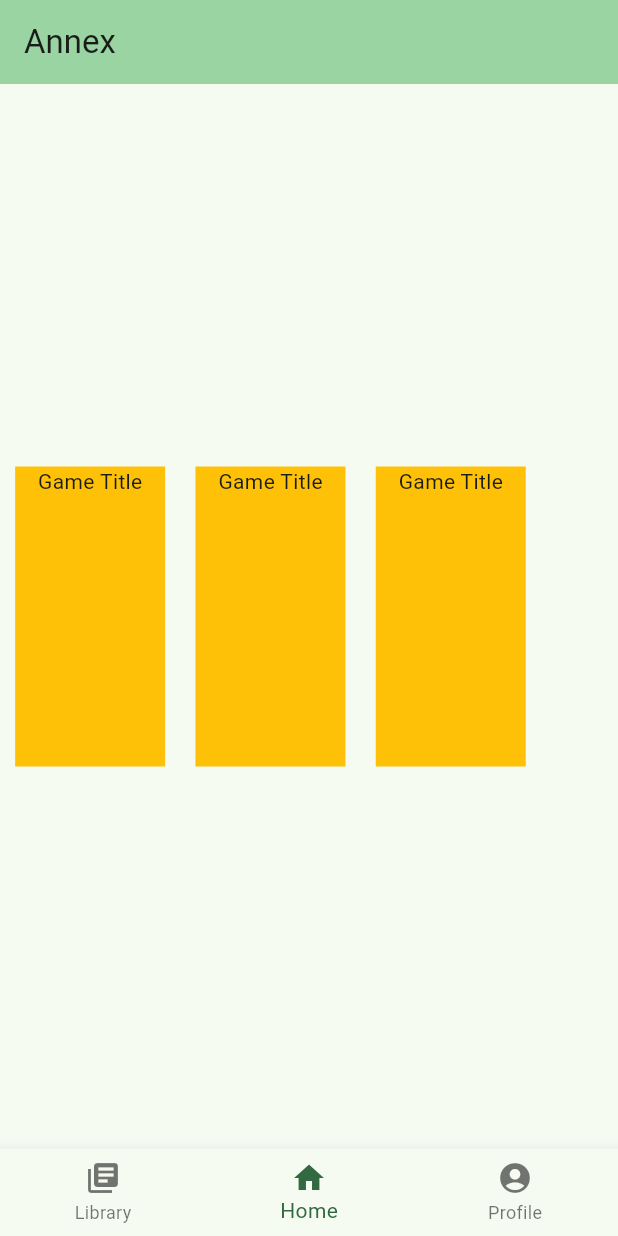
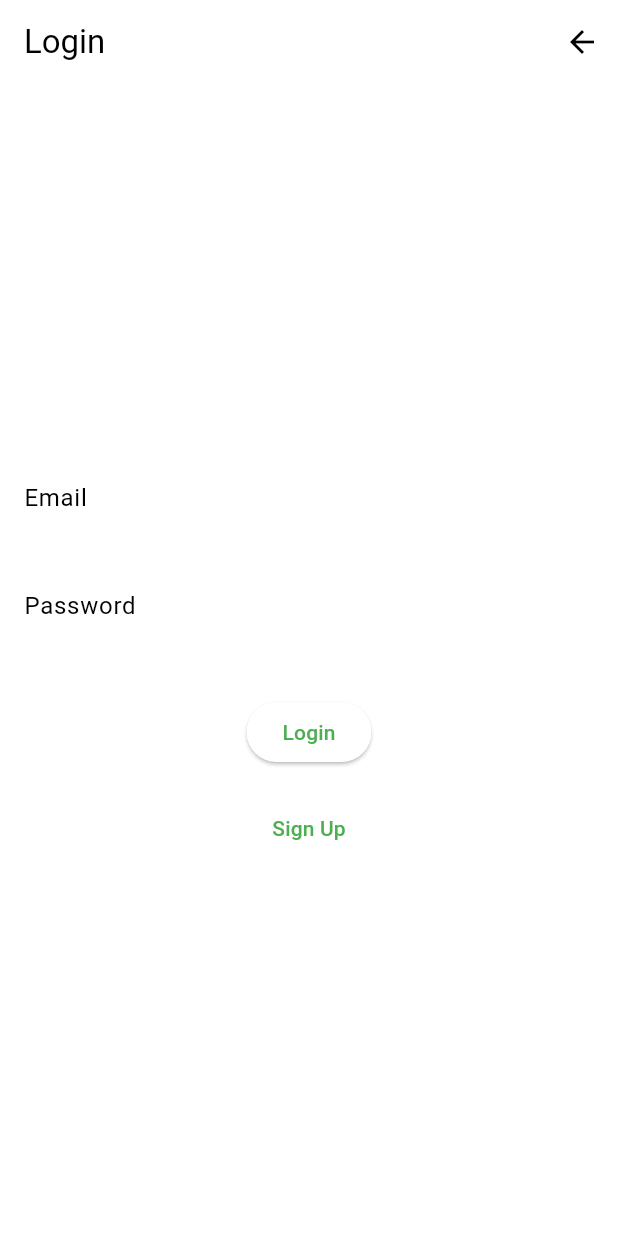
Before and after one commit to HarleaJohnston/Annex, a Flutter app: the screen it shows after launch, on a phone screen of 412 x 824 dp. Run offline on Flutter 3.47's test engine with Material 3 defaults, Android fonts, the phone set to English and light mode, and no system bars.

Commit message:
All my changes since FlutLab wasn't actually commiting
New Layout

```diff
--- /dev/null
+++ b/lib/login.dart
@@ -0,0 +1,63 @@
+import 'package:annex/home.dart';
+import 'package:annex/main.dart';
+import 'package:annex/signup.dart';
+import 'package:flutter/material.dart';
+
+class Login extends StatefulWidget {
+  const Login({super.key});
+
+  @override
+  _LoginState createState() => _LoginState();
+}
+
+class _LoginState extends State<Login> {
+  @override
+  Widget build(BuildContext context) {
+    return Scaffold(
+      appBar: AppBar(
+        title: Text('Login'),
+        actions: [
+          BackButton(onPressed: () => {Navigator.pop(context)})
+        ],
+      ),
+      body: Padding(
+        padding: const EdgeInsets.all(16.0),
+        child: Column(
+          mainAxisAlignment: MainAxisAlignment.center,
+          children: [
+            TextField(
+              decoration: InputDecoration(
+                labelText: 'Email',
+              ),
+            ),
+            SizedBox(height: 16.0),
+            TextField(
+              decoration: InputDecoration(
+                labelText: 'Password',
+              ),
+              obscureText: true,
+            ),
+            SizedBox(height: 32.0),
+            ElevatedButton(
+              onPressed: () => {
+                Navigator.push(
+                    context,
+                    MaterialPageRoute(
+                        builder: (context) => Home(title: 'Annex')))
+              },
+              child: Text('Login'),
+            ),
+            SizedBox(height: 16.0),
+            TextButton(
+              onPressed: () => {
+                Navigator.push(
+                    context, MaterialPageRoute(builder: (context) => SignUp()))
+              },
+              child: Text('Sign Up'),
+            ),
+          ],
+        ),
+      ),
+    );
+  }
+}
--- a/lib/main.dart
+++ b/lib/main.dart
@@ -1,68 +1,25 @@
 import 'package:flutter/material.dart';
+import 'login.dart';
+import 'profile.dart';
+import 'home.dart';
 
 void main() {
   runApp(const MyApp());
 }
 
 class MyApp extends StatelessWidget {
-  const MyApp({super.key});
+  const MyApp({Key? key});
 
-  // This widget is the root of your application.
   @override
   Widget build(BuildContext context) {
     String appTitle = 'Annex: Multimedia Library';
     return MaterialApp(
       title: appTitle,
       theme: ThemeData(
-        colorScheme: ColorScheme.fromSeed(seedColor: Color(0xff304132)),
-        useMaterial3: true,
+        colorScheme: ColorScheme.fromSwatch(primarySwatch: Colors.green)
+            .copyWith(secondary: Colors.amber),
       ),
-      home: const MyHomePage(title: 'Annex'),
+      home: const Login(),
     );
   }
 }
-
-class MyHomePage extends StatefulWidget {
-  const MyHomePage({super.key, required this.title});
-
-  final String title;
-
-  @override
-  State<MyHomePage> createState() => _MyHomePageState();
-}
-
-  Container buildLibraryCard(String libraryItemType) {
-    return Container(
-        width: 100,
-        height: 200,
-        color: Colors.amber,
-        child: Column(children: [Text("Game Title")]),
-        margin: const EdgeInsets.all(10.1));
-  }
-
-class _MyHomePageState extends State<MyHomePage> {
-  @override
-  Widget build(BuildContext context) {
-    return Scaffold(
-      appBar: AppBar(
-        backgroundColor: Theme.of(context).colorScheme.inversePrimary,
-        title: Text(widget.title),
-      ),
-      body: Center(
-        child: Row(children: [
-          buildLibraryCard("Game 1"),
-          buildLibraryCard("Game 2"),
-          buildLibraryCard("Game 3")
-        ]),
-      ),
-      bottomNavigationBar: BottomNavigationBar(currentIndex: 1, items: [
-        BottomNavigationBarItem
-          (icon: Icon(Icons.library_books), label: "Library"),
-        BottomNavigationBarItem
-          (icon: Icon(Icons.home), label: "Home"),
-        BottomNavigationBarItem
-          (icon: Icon(Icons.account_circle), label: "Profile")
-      ]),
-    );
-  }
-}
```
Also changed, not shown: lib/home.dart (added, +140 -0 lines), lib/profile.dart (added, +68 -0 lines), lib/signup.dart (added, +60 -0 lines), lib/libs.dart (added).
